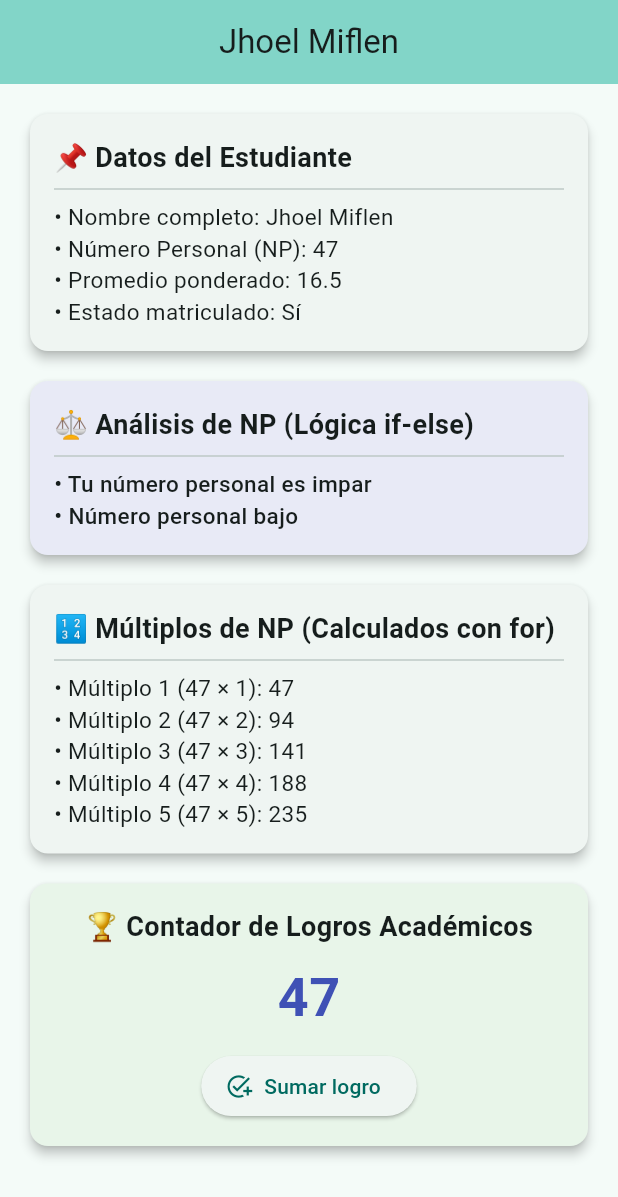
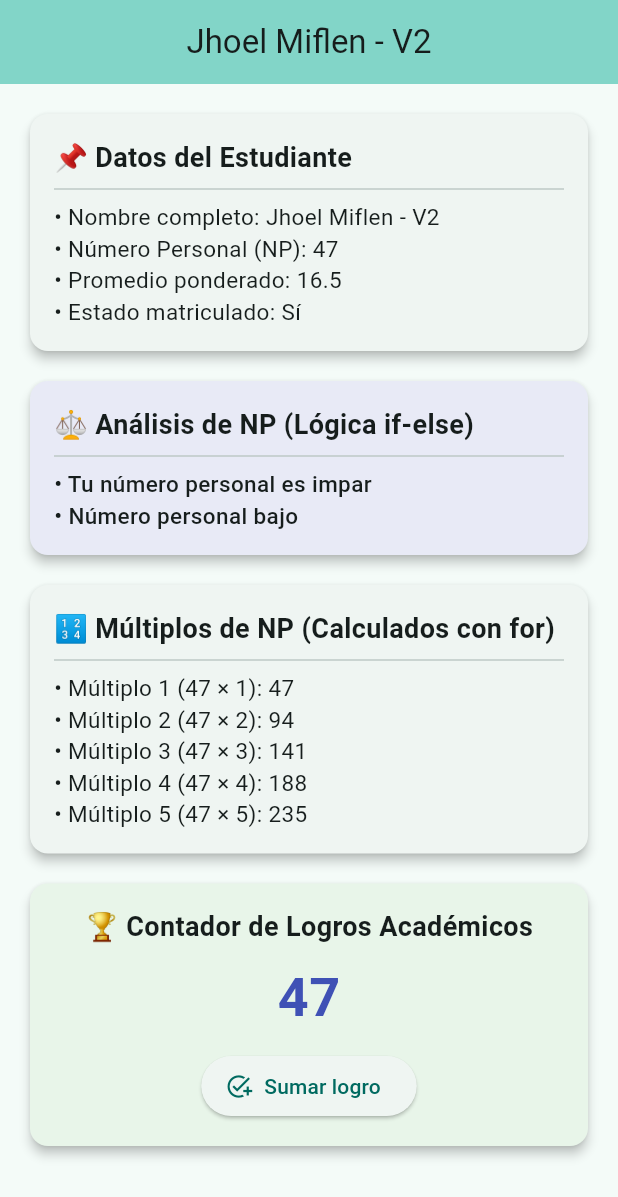
Before and after one commit to sensey226/app_movil_2026_2_jmc, a Flutter app: the screen it shows after launch, on a phone screen of 412 x 824 dp. Shown: the top 1197 px of the screen. Run offline on Flutter 3.47's test engine with Material 3 defaults, Android fonts, the phone set to English and light mode, and no system bars.

Commit message:
style: actualiza el titulo del appbar a V2

```diff
--- a/lib/main.dart
+++ b/lib/main.dart
@@ -17,7 +17,7 @@ class MiPerfilApp extends StatelessWidget {
         useMaterial3: true,
       ),
       // NOMBRE PERSONALIZADO
-      home: const PerfilScreen(nombreEstudiante: 'Jhoel Miflen'),
+      home: const PerfilScreen(nombreEstudiante: 'Jhoel Miflen - V2'),
     );
   }
 }
```
